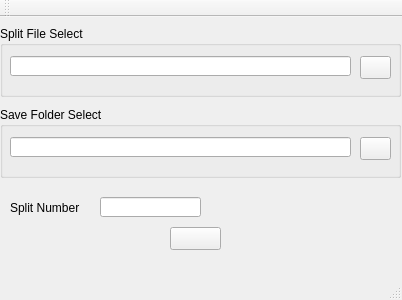
Before: the Qt Designer form mainwindow.ui in LeeChiWon/FileSplit, drawn with Qt 5.
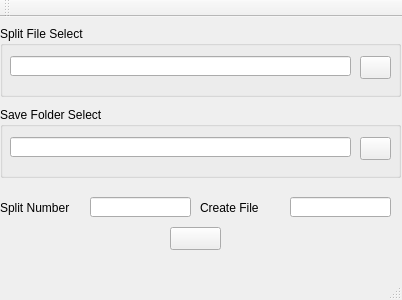
After: the same form once the commit is applied. Icons and pictures are not drawn.

```diff
--- a/mainwindow.ui
+++ b/mainwindow.ui
@@ -76,7 +76,7 @@
    <widget class="QLabel" name="label">
     <property name="geometry">
      <rect>
-      <x>10</x>
+      <x>0</x>
       <y>180</y>
       <width>81</width>
       <height>21</height>
@@ -89,7 +89,7 @@
    <widget class="QLineEdit" name="lineEdit_SplitNumber">
     <property name="geometry">
      <rect>
-      <x>100</x>
+      <x>90</x>
       <y>180</y>
       <width>101</width>
       <height>20</height>
@@ -156,6 +156,29 @@
      </property>
     </widget>
    </widget>
+   <widget class="QLabel" name="label_2">
+    <property name="geometry">
+     <rect>
+      <x>200</x>
+      <y>180</y>
+      <width>81</width>
+      <height>21</height>
+     </rect>
+    </property>
+    <property name="text">
+     <string>Create File</string>
+    </property>
+   </widget>
+   <widget class="QLineEdit" name="lineEdit_FileNumber">
+    <property name="geometry">
+     <rect>
+      <x>290</x>
+      <y>180</y>
+      <width>101</width>
+      <height>20</height>
+     </rect>
+    </property>
+   </widget>
   </widget>
   <widget class="QMenuBar" name="menuBar">
    <property name="geometry">
```
